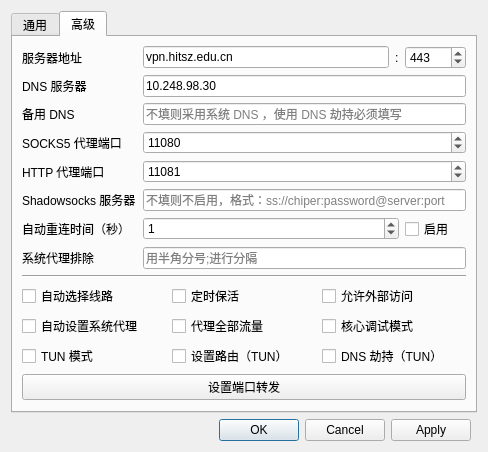
This is settingwindow/settingwindow.ui in Mythologyli/ZJU-Connect-for-Windows as Qt 5 draws it before an edit. The edited form follows.
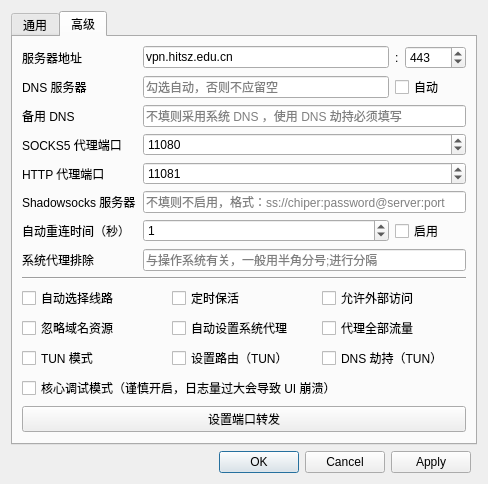
This is the edited form. The open tabs and pages were chosen to show the change.

The edit to the form file:
```diff
--- a/settingwindow/settingwindow.ui
+++ b/settingwindow/settingwindow.ui
@@ -7,7 +7,7 @@
     <x>0</x>
     <y>0</y>
     <width>486</width>
-    <height>433</height>
+    <height>456</height>
    </rect>
   </property>
   <property name="windowTitle">
@@ -207,43 +207,25 @@
        <string>高级</string>
       </attribute>
       <layout class="QGridLayout" name="gridLayout_3">
-       <item row="6" column="0">
-        <widget class="QLabel" name="zjuConnectTabLabel7">
-         <property name="text">
-          <string>自动重连时间（秒）</string>
-         </property>
-        </widget>
-       </item>
-       <item row="2" column="1" colspan="3">
-        <widget class="QLineEdit" name="secondaryDnsLineEdit">
-         <property name="placeholderText">
-          <string>不填则采用系统 DNS ，使用 DNS 劫持必须填写</string>
-         </property>
-        </widget>
-       </item>
-       <item row="1" column="0">
-        <widget class="QLabel" name="zjuConnectTabLabel8">
-         <property name="text">
-          <string>DNS 服务器</string>
-         </property>
-        </widget>
-       </item>
-       <item row="8" column="0" colspan="4">
-        <widget class="Line" name="line">
-         <property name="orientation">
-          <enum>Qt::Orientation::Horizontal</enum>
-         </property>
-        </widget>
-       </item>
-       <item row="9" column="0" colspan="4">
+       <item row="12" column="0" colspan="4">
         <layout class="QGridLayout" name="gridLayout_4">
-         <item row="1" column="0">
-          <widget class="QCheckBox" name="autoSetProxyCheckBox">
+         <item row="0" column="1">
+          <widget class="QCheckBox" name="keepAliveCheckBox">
            <property name="toolTip">
             <string>连接服务器后自动设置代理</string>
            </property>
            <property name="text">
-            <string>自动设置系统代理</string>
+            <string>定时保活</string>
+           </property>
+          </widget>
+         </item>
+         <item row="0" column="2">
+          <widget class="QCheckBox" name="outsideAccessCheckBox">
+           <property name="toolTip">
+            <string>连接服务器后自动设置代理</string>
+           </property>
+           <property name="text">
+            <string>允许外部访问</string>
            </property>
           </widget>
          </item>
@@ -260,60 +242,30 @@
            </property>
           </widget>
          </item>
+         <item row="1" column="0">
+          <widget class="QCheckBox" name="skipDomainResourceCheckBox">
+           <property name="text">
+            <string>忽略域名资源</string>
+           </property>
+          </widget>
+         </item>
          <item row="1" column="1">
+          <widget class="QCheckBox" name="autoSetProxyCheckBox">
+           <property name="toolTip">
+            <string>连接服务器后自动设置代理</string>
+           </property>
+           <property name="text">
+            <string>自动设置系统代理</string>
+           </property>
+          </widget>
+         </item>
+         <item row="1" column="2">
           <widget class="QCheckBox" name="proxyAllCheckBox">
            <property name="text">
             <string>代理全部流量</string>
            </property>
           </widget>
          </item>
-         <item row="0" column="1">
-          <widget class="QCheckBox" name="keepAliveCheckBox">
-           <property name="toolTip">
-            <string>连接服务器后自动设置代理</string>
-           </property>
-           <property name="text">
-            <string>定时保活</string>
-           </property>
-          </widget>
-         </item>
-         <item row="0" column="2">
-          <widget class="QCheckBox" name="outsideAccessCheckBox">
-           <property name="toolTip">
-            <string>连接服务器后自动设置代理</string>
-           </property>
-           <property name="text">
-            <string>允许外部访问</string>
-           </property>
-          </widget>
-         </item>
-         <item row="1" column="2">
-          <widget class="QCheckBox" name="debugCheckBox">
-           <property name="text">
-            <string>核心调试模式</string>
-           </property>
-          </widget>
-         </item>
-         <item row="2" column="2">
-          <widget class="QCheckBox" name="dnsHijackCheckBox">
-           <property name="toolTip">
-            <string>TUN 模式下有效</string>
-           </property>
-           <property name="text">
-            <string>DNS 劫持（TUN）</string>
-           </property>
-          </widget>
-         </item>
-         <item row="2" column="1">
-          <widget class="QCheckBox" name="routeCheckBox">
-           <property name="toolTip">
-            <string>TUN 模式下有效</string>
-           </property>
-           <property name="text">
-            <string>设置路由（TUN）</string>
-           </property>
-          </widget>
-         </item>
          <item row="2" column="0">
           <widget class="QCheckBox" name="tunCheckBox">
            <property name="toolTip">
@@ -324,66 +276,35 @@
            </property>
           </widget>
          </item>
+         <item row="2" column="1">
+          <widget class="QCheckBox" name="routeCheckBox">
+           <property name="toolTip">
+            <string>TUN 模式下有效</string>
+           </property>
+           <property name="text">
+            <string>设置路由（TUN）</string>
+           </property>
+          </widget>
+         </item>
+         <item row="2" column="2">
+          <widget class="QCheckBox" name="dnsHijackCheckBox">
+           <property name="toolTip">
+            <string>TUN 模式下有效</string>
+           </property>
+           <property name="text">
+            <string>DNS 劫持（TUN）</string>
+           </property>
+          </widget>
+         </item>
+         <item row="3" column="0" colspan="3">
+          <widget class="QCheckBox" name="debugCheckBox">
+           <property name="text">
+            <string>核心调试模式（谨慎开启，日志量过大会导致 UI 崩溃）</string>
+           </property>
+          </widget>
+         </item>
         </layout>
        </item>
-       <item row="4" column="0">
-        <widget class="QLabel" name="zjuConnectTabLabel6">
-         <property name="text">
-          <string>HTTP 代理端口</string>
-         </property>
-        </widget>
-       </item>
-       <item row="6" column="1" colspan="2">
-        <widget class="QSpinBox" name="reconnectTimeSpinBox">
-         <property name="maximum">
-          <number>86400</number>
-         </property>
-         <property name="value">
-          <number>1</number>
-         </property>
-        </widget>
-       </item>
-       <item row="4" column="1" colspan="3">
-        <widget class="QSpinBox" name="httpPortSpinBox">
-         <property name="maximum">
-          <number>65535</number>
-         </property>
-         <property name="value">
-          <number>11081</number>
-         </property>
-        </widget>
-       </item>
-       <item row="1" column="1" colspan="3">
-        <widget class="QLineEdit" name="dnsLineEdit">
-         <property name="text">
-          <string>10.248.98.30</string>
-         </property>
-        </widget>
-       </item>
-       <item row="0" column="3">
-        <widget class="QSpinBox" name="serverPortSpinBox">
-         <property name="maximum">
-          <number>65535</number>
-         </property>
-         <property name="value">
-          <number>443</number>
-         </property>
-        </widget>
-       </item>
-       <item row="0" column="0">
-        <widget class="QLabel" name="zjuConnectTabLabel1">
-         <property name="text">
-          <string>服务器地址</string>
-         </property>
-        </widget>
-       </item>
-       <item row="3" column="0">
-        <widget class="QLabel" name="zjuConnectTabLabel5">
-         <property name="text">
-          <string>SOCKS5 代理端口</string>
-         </property>
-        </widget>
-       </item>
        <item row="0" column="1">
         <widget class="QLineEdit" name="serverAddressLineEdit">
          <property name="text">
@@ -391,38 +312,52 @@
          </property>
         </widget>
        </item>
-       <item row="2" column="0">
+       <item row="6" column="1" colspan="3">
+        <widget class="QSpinBox" name="httpPortSpinBox">
+         <property name="maximum">
+          <number>65535</number>
+         </property>
+         <property name="value">
+          <number>11081</number>
+         </property>
+        </widget>
+       </item>
+       <item row="11" column="0" colspan="4">
+        <widget class="Line" name="line">
+         <property name="orientation">
+          <enum>Qt::Orientation::Horizontal</enum>
+         </property>
+        </widget>
+       </item>
+       <item row="3" column="0">
+        <widget class="QLabel" name="zjuConnectTabLabel8">
+         <property name="text">
+          <string>DNS 服务器</string>
+         </property>
+        </widget>
+       </item>
+       <item row="3" column="2" colspan="2">
+        <widget class="QCheckBox" name="dnsAutoCheckBox">
+         <property name="text">
+          <string>自动</string>
+         </property>
+        </widget>
+       </item>
+       <item row="4" column="0">
         <widget class="QLabel" name="zjuConnectTabLabel9">
          <property name="text">
           <string>备用 DNS</string>
          </property>
         </widget>
        </item>
-       <item row="12" column="0" colspan="4">
-        <widget class="QPushButton" name="portForwardingPushButton">
+       <item row="9" column="0">
+        <widget class="QLabel" name="zjuConnectTabLabel11">
          <property name="text">
-          <string>设置端口转发</string>
+          <string>系统代理排除</string>
          </property>
         </widget>
        </item>
-       <item row="3" column="1" colspan="3">
-        <widget class="QSpinBox" name="socks5PortSpinBox">
-         <property name="maximum">
-          <number>65535</number>
-         </property>
-         <property name="value">
-          <number>11080</number>
-         </property>
-        </widget>
-       </item>
-       <item row="0" column="2">
-        <widget class="QLabel" name="label">
-         <property name="text">
-          <string>:</string>
-         </property>
-        </widget>
-       </item>
-       <item row="13" column="0" colspan="4">
+       <item row="16" column="0" colspan="4">
         <spacer name="verticalSpacer">
          <property name="orientation">
           <enum>Qt::Orientation::Vertical</enum>
@@ -435,7 +370,65 @@
          </property>
         </spacer>
        </item>
-       <item row="6" column="3">
+       <item row="7" column="0">
+        <widget class="QLabel" name="zjuConnectTabLabel10">
+         <property name="text">
+          <string>Shadowsocks 服务器</string>
+         </property>
+        </widget>
+       </item>
+       <item row="5" column="0">
+        <widget class="QLabel" name="zjuConnectTabLabel5">
+         <property name="text">
+          <string>SOCKS5 代理端口</string>
+         </property>
+        </widget>
+       </item>
+       <item row="0" column="3">
+        <widget class="QSpinBox" name="serverPortSpinBox">
+         <property name="maximum">
+          <number>65535</number>
+         </property>
+         <property name="value">
+          <number>443</number>
+         </property>
+        </widget>
+       </item>
+       <item row="8" column="1">
+        <widget class="QSpinBox" name="reconnectTimeSpinBox">
+         <property name="maximum">
+          <number>86400</number>
+         </property>
+         <property name="value">
+          <number>1</number>
+         </property>
+        </widget>
+       </item>
+       <item row="5" column="1" colspan="3">
+        <widget class="QSpinBox" name="socks5PortSpinBox">
+         <property name="maximum">
+          <number>65535</number>
+         </property>
+         <property name="value">
+          <number>11080</number>
+         </property>
+        </widget>
+       </item>
+       <item row="9" column="1" colspan="3">
+        <widget class="QLineEdit" name="systemProxyBypassLineEdit">
+         <property name="placeholderText">
+          <string>与操作系统有关，一般用半角分号;进行分隔</string>
+         </property>
+        </widget>
+       </item>
+       <item row="0" column="0">
+        <widget class="QLabel" name="zjuConnectTabLabel1">
+         <property name="text">
+          <string>服务器地址</string>
+         </property>
+        </widget>
+       </item>
+       <item row="8" column="2" colspan="2">
         <widget class="QCheckBox" name="autoReconnectCheckBox">
          <property name="toolTip">
           <string>断线自动重连</string>
@@ -448,31 +441,52 @@
          </property>
         </widget>
        </item>
-       <item row="5" column="0">
-        <widget class="QLabel" name="zjuConnectTabLabel10">
+       <item row="6" column="0">
+        <widget class="QLabel" name="zjuConnectTabLabel6">
          <property name="text">
-          <string>Shadowsocks 服务器</string>
+          <string>HTTP 代理端口</string>
          </property>
         </widget>
        </item>
-       <item row="5" column="1" colspan="3">
+       <item row="3" column="1">
+        <widget class="QLineEdit" name="dnsLineEdit">
+         <property name="placeholderText">
+          <string>勾选自动，否则不应留空</string>
+         </property>
+        </widget>
+       </item>
+       <item row="15" column="0" colspan="4">
+        <widget class="QPushButton" name="portForwardingPushButton">
+         <property name="text">
+          <string>设置端口转发</string>
+         </property>
+        </widget>
+       </item>
+       <item row="8" column="0">
+        <widget class="QLabel" name="zjuConnectTabLabel7">
+         <property name="text">
+          <string>自动重连时间（秒）</string>
+         </property>
+        </widget>
+       </item>
+       <item row="7" column="1" colspan="3">
         <widget class="QLineEdit" name="shadowsocksUrlLineEdit">
          <property name="placeholderText">
           <string>不填则不启用，格式：ss://chiper:password@server:port</string>
          </property>
         </widget>
        </item>
-       <item row="7" column="0">
-        <widget class="QLabel" name="zjuConnectTabLabel11">
-         <property name="text">
-          <string>系统代理排除</string>
-         </property>
-        </widget>
-       </item>
-       <item row="7" column="1" colspan="3">
-        <widget class="QLineEdit" name="systemProxyBypassLineEdit">
+       <item row="4" column="1" colspan="3">
+        <widget class="QLineEdit" name="secondaryDnsLineEdit">
          <property name="placeholderText">
-          <string>用半角分号;进行分隔</string>
+          <string>不填则采用系统 DNS ，使用 DNS 劫持必须填写</string>
+         </property>
+        </widget>
+       </item>
+       <item row="0" column="2">
+        <widget class="QLabel" name="label">
+         <property name="text">
+          <string>:</string>
          </property>
         </widget>
        </item>
```
Left out of the diff: 20 changed lines with no effect on the pictures.
